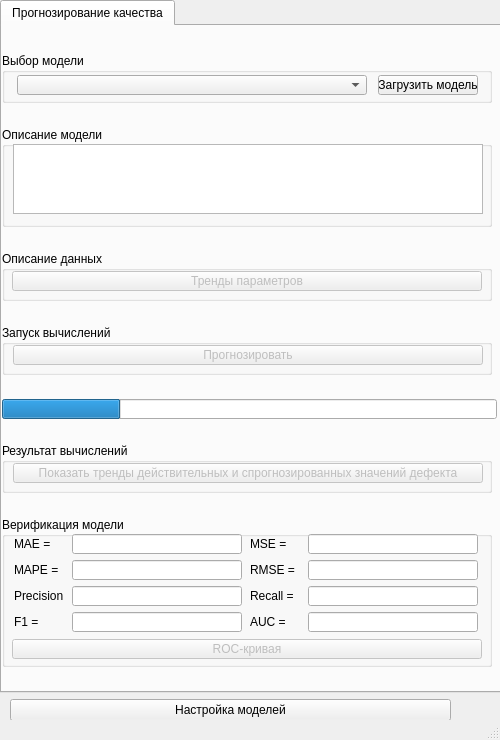
The window that SOURCES/RNN/Main.ui (KP-Data-Mining/DM) describes before a commit, drawn with Qt 5.
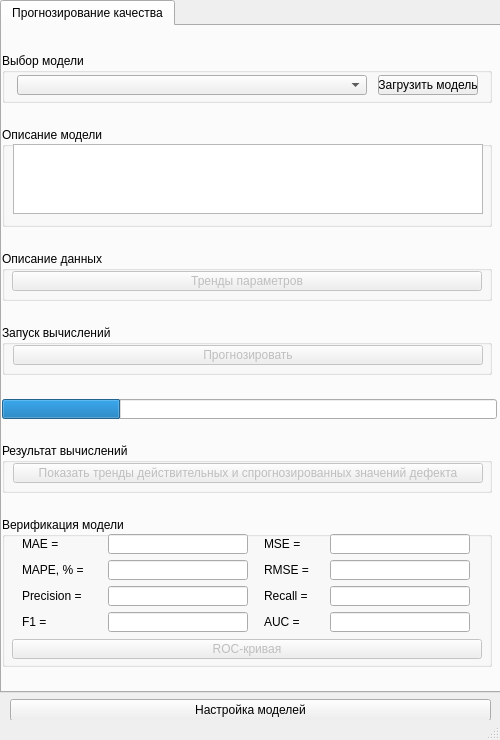
The same window after the commit.

Commit message:
feat: update Qt design files
update cursors and names for elements

#3

What changed in the file:
```diff
--- a/SOURCES/RNN/Main.ui
+++ b/SOURCES/RNN/Main.ui
@@ -418,7 +418,7 @@
                  <widget class="QLabel" name="MaeLabelRNN">
                   <property name="minimumSize">
                    <size>
-                    <width>50</width>
+                    <width>70</width>
                     <height>20</height>
                    </size>
                   </property>
@@ -437,7 +437,7 @@
                  <widget class="QLabel" name="PrecisionLabelRNN">
                   <property name="minimumSize">
                    <size>
-                    <width>50</width>
+                    <width>70</width>
                     <height>20</height>
                    </size>
                   </property>
@@ -475,7 +475,7 @@
                  <widget class="QLabel" name="MapeLabelRNN">
                   <property name="minimumSize">
                    <size>
-                    <width>50</width>
+                    <width>70</width>
                     <height>20</height>
                    </size>
                   </property>
@@ -486,7 +486,7 @@
                    </size>
                   </property>
                   <property name="text">
-                   <string>MAPE = </string>
+                   <string>MAPE, % = </string>
                   </property>
                  </widget>
                 </item>
@@ -494,7 +494,7 @@
                  <widget class="QLabel" name="F1LabelRNN">
                   <property name="minimumSize">
                    <size>
-                    <width>50</width>
+                    <width>70</width>
                     <height>20</height>
                    </size>
                   </property>
@@ -554,13 +554,13 @@
                   </property>
                   <property name="minimumSize">
                    <size>
-                    <width>170</width>
+                    <width>140</width>
                     <height>20</height>
                    </size>
                   </property>
                   <property name="maximumSize">
                    <size>
-                    <width>170</width>
+                    <width>140</width>
                     <height>20</height>
                    </size>
                   </property>
@@ -595,13 +595,13 @@
                   </property>
                   <property name="minimumSize">
                    <size>
-                    <width>170</width>
+                    <width>140</width>
                     <height>20</height>
                    </size>
                   </property>
                   <property name="maximumSize">
                    <size>
-                    <width>170</width>
+                    <width>140</width>
                     <height>20</height>
                    </size>
                   </property>
@@ -617,13 +617,13 @@
                   </property>
                   <property name="minimumSize">
                    <size>
-                    <width>170</width>
+                    <width>140</width>
                     <height>20</height>
                    </size>
                   </property>
                   <property name="maximumSize">
                    <size>
-                    <width>170</width>
+                    <width>140</width>
                     <height>20</height>
                    </size>
                   </property>
@@ -639,13 +639,13 @@
                   </property>
                   <property name="minimumSize">
                    <size>
-                    <width>170</width>
+                    <width>140</width>
                     <height>20</height>
                    </size>
                   </property>
                   <property name="maximumSize">
                    <size>
-                    <width>170</width>
+                    <width>140</width>
                     <height>20</height>
                    </size>
                   </property>
@@ -661,13 +661,13 @@
                   </property>
                   <property name="minimumSize">
                    <size>
-                    <width>170</width>
+                    <width>140</width>
                     <height>20</height>
                    </size>
                   </property>
                   <property name="maximumSize">
                    <size>
-                    <width>170</width>
+                    <width>140</width>
                     <height>20</height>
                    </size>
                   </property>
@@ -683,13 +683,13 @@
                   </property>
                   <property name="minimumSize">
                    <size>
-                    <width>170</width>
+                    <width>140</width>
                     <height>20</height>
                    </size>
                   </property>
                   <property name="maximumSize">
                    <size>
-                    <width>170</width>
+                    <width>140</width>
                     <height>20</height>
                    </size>
                   </property>
@@ -705,13 +705,13 @@
                   </property>
                   <property name="minimumSize">
                    <size>
-                    <width>170</width>
+                    <width>140</width>
                     <height>20</height>
                    </size>
                   </property>
                   <property name="maximumSize">
                    <size>
-                    <width>170</width>
+                    <width>140</width>
                     <height>20</height>
                    </size>
                   </property>
@@ -727,13 +727,13 @@
                   </property>
                   <property name="minimumSize">
                    <size>
-                    <width>170</width>
+                    <width>140</width>
                     <height>20</height>
                    </size>
                   </property>
                   <property name="maximumSize">
                    <size>
-                    <width>170</width>
+                    <width>140</width>
                     <height>20</height>
                    </size>
                   </property>
@@ -796,22 +796,6 @@
          </property>
         </widget>
        </item>
-       <item>
-        <spacer name="horizontalSpacer">
-         <property name="orientation">
-          <enum>Qt::Horizontal</enum>
-         </property>
-         <property name="sizeType">
-          <enum>QSizePolicy::Minimum</enum>
-         </property>
-         <property name="sizeHint" stdset="0">
-          <size>
-           <width>40</width>
-           <height>20</height>
-          </size>
-         </property>
-        </spacer>
-       </item>
       </layout>
      </item>
     </layout>
```
The commit also changes 3 other files.
